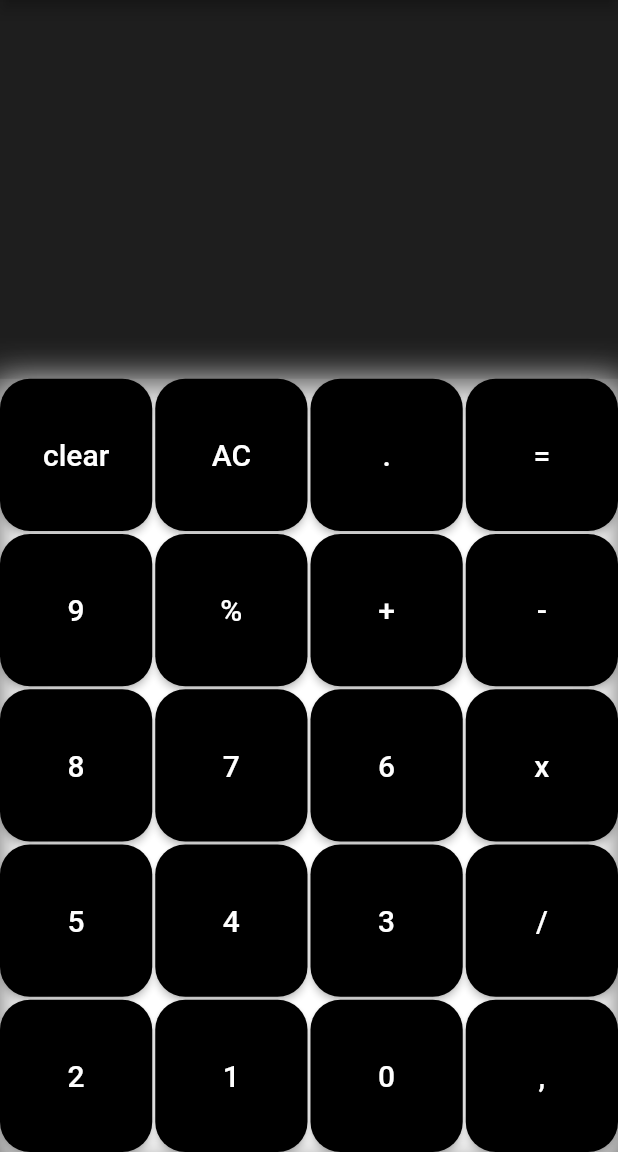
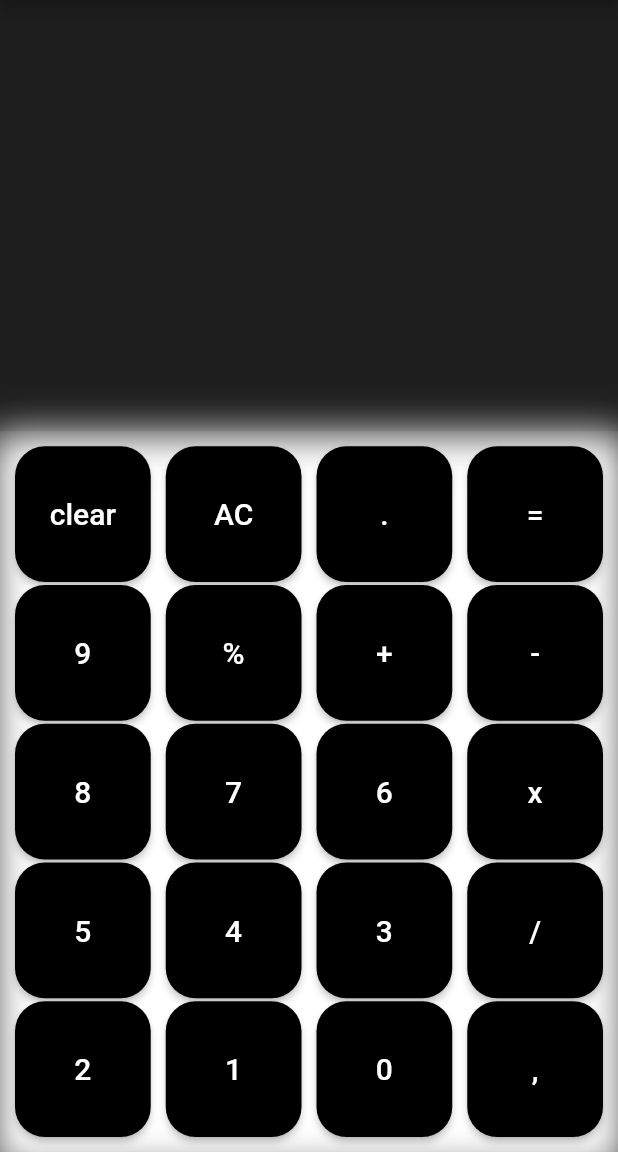
Before and after one commit to gauravmishra-17/Calculator, a Flutter app: the screen it shows after launch, on a phone screen of 412 x 824 dp, the part 84-1236 px from its top. Run offline on Flutter 3.47's test engine with Material 2 defaults, Android fonts, the phone set to English and light mode, and no system bars.

Commit message:
made app responsive

```diff
--- a/lib/Buttons.dart
+++ b/lib/Buttons.dart
@@ -23,7 +23,7 @@ class _Buttons extends State<Buttons> {
       onPressed: () {},
       shape: RoundedRectangleBorder(borderRadius: BorderRadius.circular(20)),
       highlightColor: Colors.black,
-      highlightElevation: 100,
+
     );
   }
 }
--- a/lib/Screen.dart
+++ b/lib/Screen.dart
@@ -4,17 +4,20 @@ import './grid.dart';
 class Screen extends StatelessWidget {
   @override
   Widget build(BuildContext context) {
-    // TODO: implement build
+    bool orient = MediaQuery.of(context).orientation == Orientation.landscape;
     return Column(
       mainAxisAlignment: MainAxisAlignment.spaceEvenly,
       children: <Widget>[
         Flexible(
-          flex: 3,
+          flex: orient == true ? 3 : 1,
           child: Container(
             color: Colors.black38,
           ),
         ),
-        Container(
+        Flexible(
+          flex: orient == true ? 2 : 0,
+          child: Container(
+            padding: EdgeInsets.all(10),
             decoration: BoxDecoration(
               boxShadow: [
                 BoxShadow(
@@ -27,6 +30,7 @@ class Screen extends StatelessWidget {
             ),
             child: Grid(),
           ),
+        ),
       ],
     );
   }
--- a/lib/grid.dart
+++ b/lib/grid.dart
@@ -4,13 +4,15 @@ import './Buttons.dart';
 class Grid extends StatelessWidget {
   @override
   Widget build(BuildContext context) {
+    bool orient = MediaQuery.of(context).orientation == Orientation.landscape;
+
     // TODO: implement build
     return GridView(
       gridDelegate: SliverGridDelegateWithFixedCrossAxisCount(
         crossAxisCount: 4,
-        childAspectRatio: 1,
-        crossAxisSpacing: 2,
+        crossAxisSpacing: 10,
         mainAxisSpacing: 2,
+        childAspectRatio: orient == true ? 5 : 1,
       ),
       children: <Widget>[
         Buttons("clear"),
@@ -34,7 +36,6 @@ class Grid extends StatelessWidget {
         Buttons("0"),
         Buttons(","),
       ],
-      scrollDirection: Axis.vertical,
       shrinkWrap: true,
     );
   }
```
Lines whose indentation alone changed are shown as unchanged.
